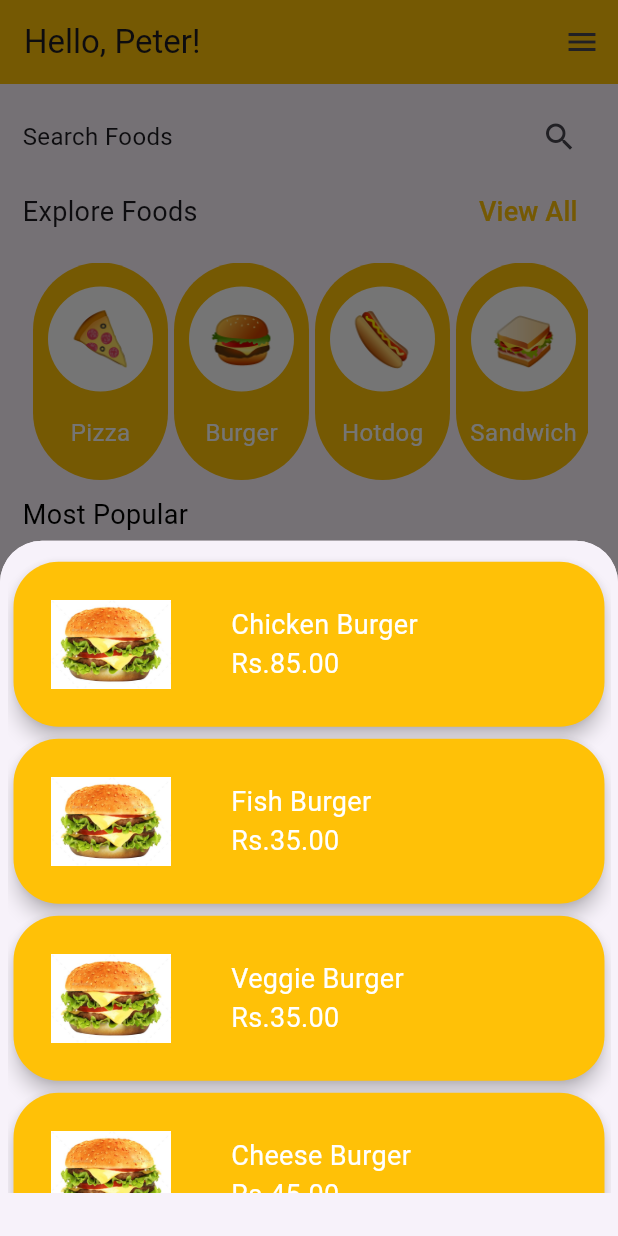
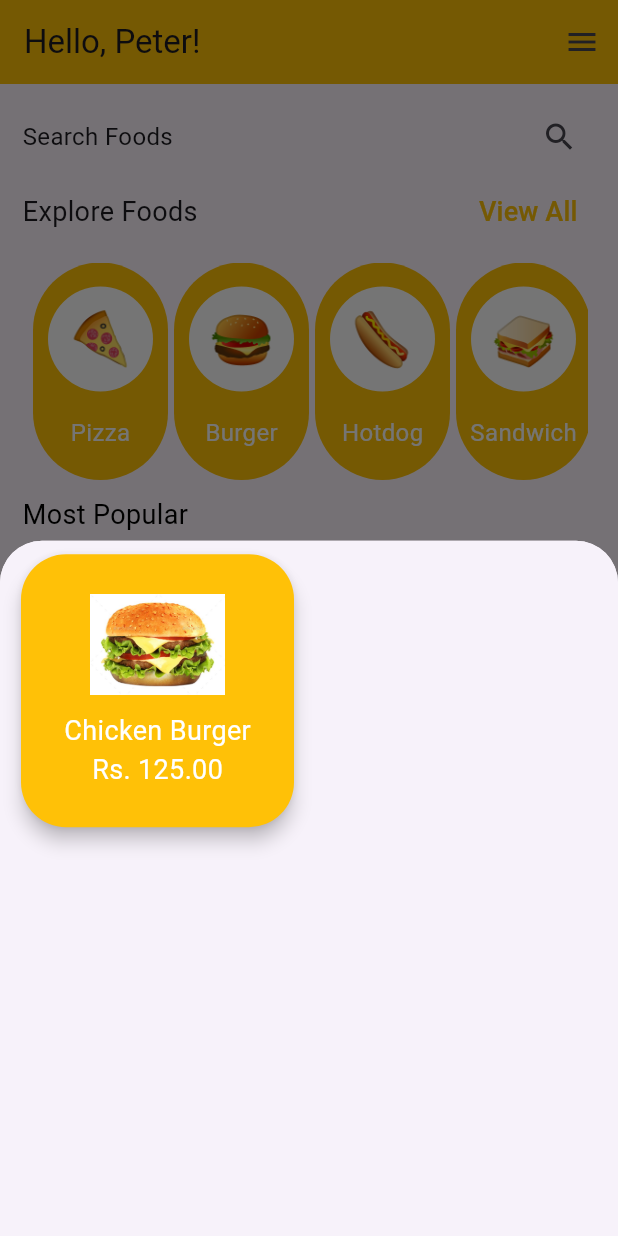
Before and after one commit to Teshan2000/Food-Delivery-App, a Flutter app: the screen it shows after launch, after a tap on "Pizza", on a phone screen of 412 x 824 dp. Run offline on Flutter 3.47's test engine with Material 3 defaults, Android fonts, the phone set to English and light mode, and no system bars; drawn by our look-alikes of animated_search_bar; our stand-ins replace input_quantity; missing offline and left inert: cart_stepper.

Commit message:
Category Card
Category cards were designed to display foods of relevant categories.

```diff
--- /dev/null
+++ b/food_delivery_app/lib/components/categoryCard.dart
@@ -0,0 +1,75 @@
+import 'package:flutter/material.dart';
+import 'package:food_delivery_app/screens/foodDetails.dart';
+
+class CategoryCard extends StatelessWidget {
+  const CategoryCard({super.key});
+
+  @override
+  Widget build(BuildContext context) {
+    return Container(
+      padding: const EdgeInsets.symmetric(
+        horizontal: 10,
+        vertical: 5,
+      ),
+      child: GestureDetector(
+        child: GridView.count(
+            crossAxisCount: 2,
+            crossAxisSpacing: 12,
+            mainAxisSpacing: 12,
+            children: <Widget>[
+              Card(
+                elevation: 5,
+                color: Colors.amber,
+                shape: RoundedRectangleBorder(
+                  borderRadius: BorderRadius.circular(30),
+                ),
+                child: Column(
+                  children: [
+                    Padding(
+                      padding: const EdgeInsets.symmetric(
+                          horizontal: 5, vertical: 15),
+                      child: Column(
+                        crossAxisAlignment: CrossAxisAlignment.center,
+                        children: <Widget>[
+                          Image.asset(
+                            "Assets/burger.jpg",
+                            width: 90,
+                            height: 90,
+                          ),
+                          const SizedBox(width: 40),
+                          const Column(
+                              mainAxisAlignment: MainAxisAlignment.center,
+                              crossAxisAlignment: CrossAxisAlignment.center,
+                              children: <Widget>[
+                                Text(
+                                  "Chicken Burger",
+                                  style: TextStyle(
+                                    color: Colors.white,
+                                    fontSize: 18,
+                                  ),
+                                ),
+                                Text(
+                                  "Rs. 125.00",
+                                  style: TextStyle(
+                                    color: Colors.white,
+                                    fontSize: 18,
+                                  ),
+                                )
+                              ])
+                        ],
+                      ),
+                    ),
+                  ],
+                ),
+              ),
+            ]),
+        onTap: () {
+          Navigator.push(
+            context,
+            MaterialPageRoute(builder: (context) => const FoodDetails()),
+          );
+        },
+      ),
+    );
+  }
+}
--- a/food_delivery_app/lib/screens/home.dart
+++ b/food_delivery_app/lib/screens/home.dart
@@ -1,6 +1,7 @@
 import 'package:animated_search_bar/animated_search_bar.dart';
 import 'package:flutter/material.dart';
 import 'package:food_delivery_app/components/appDrawer.dart';
+import 'package:food_delivery_app/components/categoryCard.dart';
 import 'package:food_delivery_app/components/foodCard.dart';
 import 'package:food_delivery_app/components/searchBar.dart';
 import 'package:food_delivery_app/screens/cart.dart';
@@ -279,88 +280,8 @@ class _HomeState extends State<Home> with TickerProviderStateMixin {
                                     label: Text('Close'));
                               },
                               builder: (BuildContext context) {
-                                return Column(
-                                  children: [
-                                    Container(
-                                      padding: const EdgeInsets.symmetric(
-                                          horizontal: 5, vertical: 10),
-                                      height: 445,
-                                      child: GestureDetector(
-                                        child: ListView(
-                                            scrollDirection: Axis.vertical,
-                                            children: List.generate(
-                                                foods.length, (index) {
-                                              return Card(
-                                                elevation: 5,
-                                                color: Colors.amber,
-                                                shape: RoundedRectangleBorder(
-                                                  borderRadius:
-                                                      BorderRadius.circular(30),
-                                                ),
-                                                child: Row(children: [
-                                                  Padding(
-                                                    padding: const EdgeInsets
-                                                        .symmetric(
-                                                        horizontal: 5,
-                                                        vertical: 15),
-                                                    child: Row(
-                                                        crossAxisAlignment:
-                                                            CrossAxisAlignment
-                                                                .center,
-                                                        children: <Widget>[
-                                                          const SizedBox(
-                                                              width: 20),
-                                                          Image.asset(
-                                                            foods[index]
-                                                                ['image'],
-                                                            width: 80,
-                                                            height: 80,
-                                                          ),
-                                                          const SizedBox(
-                                                              width: 40),
-                                                          Column(
-                                                              mainAxisAlignment:
-                                                                  MainAxisAlignment
-                                                                      .start,
-                                                              crossAxisAlignment:
-                                                                  CrossAxisAlignment
-                                                                      .start,
-                                                              children: <Widget>[
-                                                                Text(
-                                                                  foods[index]
-                                                                      ['name'],
-                                                                  style: const TextStyle(
-                                                                      fontSize:
-                                                                          18,
-                                                                      color: Colors
-                                                                          .white),
-                                                                ),
-                                                                Text(
-                                                                  foods[index]
-                                                                      ['price'],
-                                                                  style: const TextStyle(
-                                                                      fontSize:
-                                                                          18,
-                                                                      color: Colors
-                                                                          .white),
-                                                                )
-                                                              ]),
-                                                        ]),
-                                                  ),
-                                                ]),
-                                              );
-                                            })),
-                                        onTap: () {
-                                          Navigator.push(
-                                            context,
-                                            MaterialPageRoute(
-                                                builder: (context) =>
-                                                    const FoodDetails()),
-                                          );
-                                        },
-                                      ),
-                                    ),
-                                  ],
+                                return CategoryCard(
+
                                 );
                               },
                             ),
```
